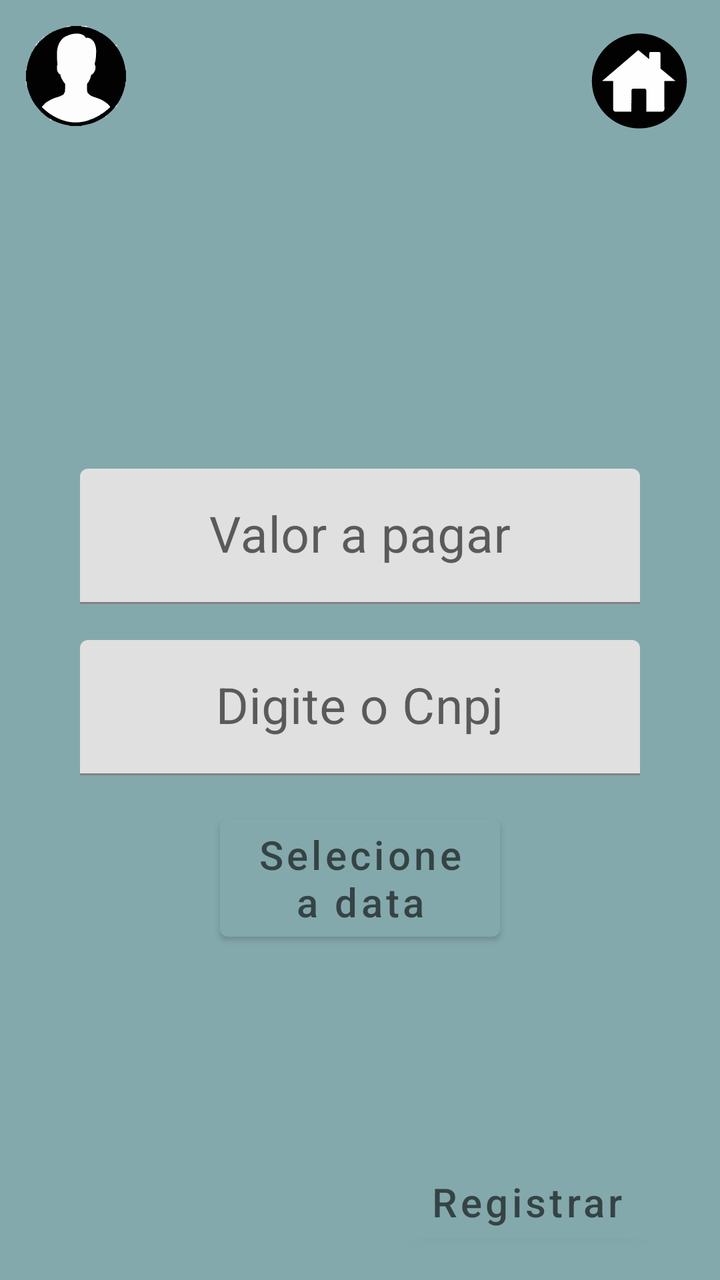
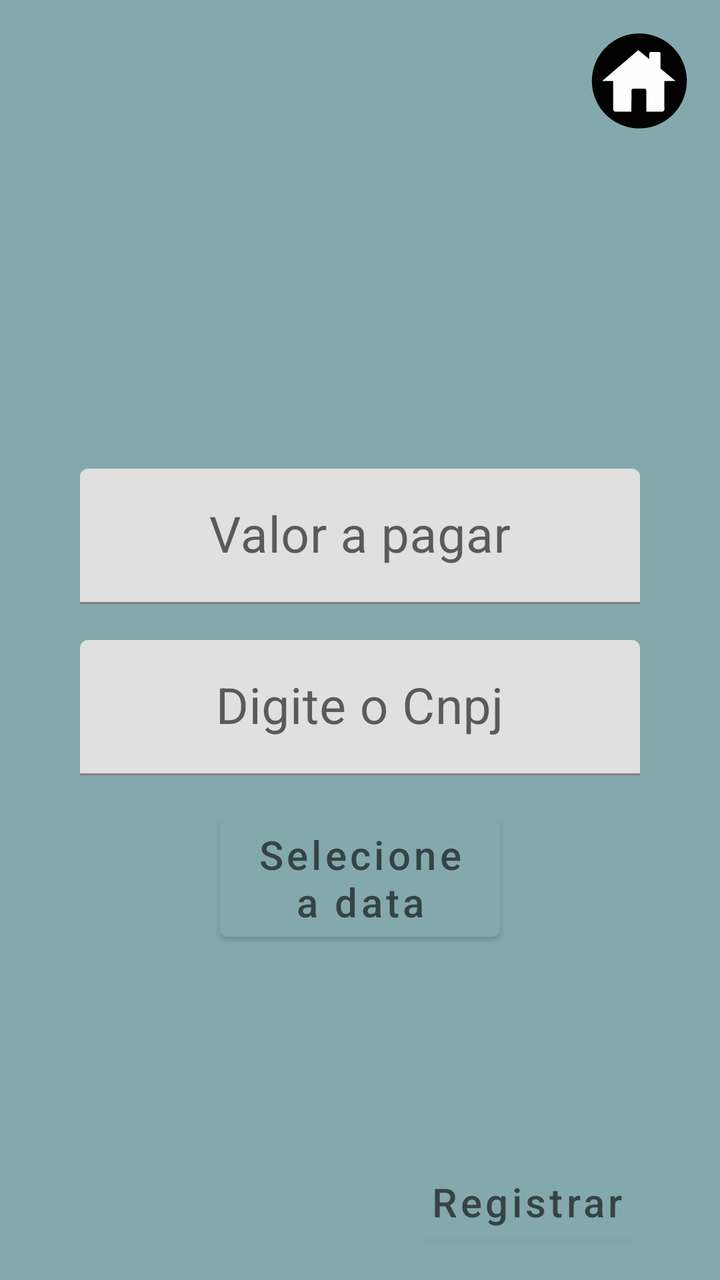

The first picture is an Android layout as it rendered before a commit; the second is the same layout after the commit. The layout source and the unified diff follow.
<!-- AndroidManifest.xml: application theme Theme.GHandApp -->
<!-- res/layout/activity_agendapagamento.xml -->
<?xml version="1.0" encoding="utf-8"?>
<layout
    xmlns:tools="http://schemas.android.com/tools"
    xmlns:android="http://schemas.android.com/apk/res/android"
    xmlns:app="http://schemas.android.com/apk/res-auto">
    <androidx.constraintlayout.widget.ConstraintLayout
        android:layout_width="match_parent"
        android:layout_height="match_parent"
        tools:context=".agenda.agendaPagamento.view.AgendaPagamentoActivity"
        android:background="@color/Weak_green">

        <com.google.android.material.textfield.TextInputLayout
            android:id="@+id/ti_vlueToPay"
            android:layout_width="match_parent"
            android:layout_height="wrap_content"
            android:layout_marginBottom="18dp"
            app:layout_constraintTop_toTopOf="parent"
            app:layout_constraintVertical_chainStyle="packed"
            app:layout_constraintBottom_toTopOf="@+id/ti_cnpj">

            <EditText
                android:id="@+id/valueToPay"
                android:layout_width="match_parent"
                android:layout_height="wrap_content"
                android:hint="@string/valueToPay"
                android:textSize="25sp"
                android:layout_marginHorizontal="40dp"
                android:gravity="center"/>

        </com.google.android.material.textfield.TextInputLayout>

        <com.google.android.material.textfield.TextInputLayout
            android:id="@+id/ti_dateTime"
            android:layout_width="match_parent"
            android:layout_height="wrap_content"
            android:layout_marginTop="16dp"
            app:layout_constraintEnd_toEndOf="parent"
            app:layout_constraintHorizontal_bias="0.0"
            app:layout_constraintStart_toStartOf="parent"
            app:layout_constraintTop_toBottomOf="@id/ti_cnpj">

            <Button
                android:id="@+id/dateAgendaPag"
                android:layout_width="140dp"
                android:layout_height="wrap_content"
                android:layout_gravity="center"
                android:hint="Selecione a data"
                android:textSize="20sp"
                />


        </com.google.android.material.textfield.TextInputLayout>



        <com.google.android.material.textfield.TextInputLayout
            android:id="@+id/ti_cnpj"
            android:layout_width="match_parent"
            android:layout_height="wrap_content"
            android:layout_marginBottom="18dp"
            app:layout_constraintStart_toStartOf="parent"
            app:layout_constraintEnd_toEndOf="parent"
            app:layout_constraintTop_toBottomOf="@id/ti_vlueToPay"
            app:layout_constraintBottom_toBottomOf="parent">
            <EditText
                android:id="@+id/cnpj_digite"
                android:layout_width="match_parent"
                android:layout_height="wrap_content"
                android:hint="@string/digite_cnpj"
                android:textSize="25sp"
                android:gravity="center"
                android:layout_marginHorizontal="40dp"
                />

        </com.google.android.material.textfield.TextInputLayout>

        <Button
            android:id="@+id/registerAgendaPagamento"
            android:layout_width="wrap_content"
            android:layout_height="wrap_content"
            android:layout_marginBottom="15dp"
            android:layout_marginEnd="32dp"
            android:hint="@string/register"
            android:textSize="20sp"
            android:elevation="8dp"
            app:layout_constraintEnd_toEndOf="parent"
            app:layout_constraintBottom_toBottomOf="parent"
            />

        <ImageButton
            android:id="@+id/icon_home"
            android:layout_width="60dp"
            android:layout_height="60dp"
            android:background="@drawable/home_icon_vector"
            app:layout_constraintTop_toTopOf="parent"
            app:layout_constraintEnd_toEndOf="parent"
            android:layout_margin="10dp"
            />

        <ImageButton
            android:id="@+id/icon_profile"
            android:layout_width="50dp"
            android:layout_height="50dp"
            android:background="@drawable/oip"
            android:layout_margin="13dp"
            app:layout_constraintStart_toStartOf="parent"
            app:layout_constraintTop_toTopOf="parent"/>

        <ProgressBar
            android:id="@+id/pb_loading"
            android:layout_width="wrap_content"
            android:layout_height="wrap_content"
            android:visibility="gone"
            app:layout_constraintBottom_toBottomOf="parent"
            app:layout_constraintEnd_toEndOf="parent"
            app:layout_constraintStart_toStartOf="parent"
            app:layout_constraintTop_toTopOf="parent" />

    </androidx.constraintlayout.widget.ConstraintLayout>
</layout>
<!-- resources referenced by this layout -->
<resources>
  <color name="Weak_green">#84A9AC</color>
  <!-- drawable home_icon_vector: vector/xml drawable (drawable, 34167 chars, omitted) -->
  <!-- drawable oip: vector/xml drawable (drawable, 16375 chars, omitted) -->
  <string name="digite_cnpj">Digite o Cnpj</string>
  <string name="register">Registrar</string>
  <string name="valueToPay">Valor a pagar</string>
  <style name="Theme.GHandApp" parent="Theme.MaterialComponents.DayNight.NoActionBar">
          
          <item name="colorPrimary">@color/Weak_green</item>
          <item name="colorPrimaryVariant">@color/purple_700</item>
          <item name="colorOnPrimary">@color/white</item>
          
          <item name="colorSecondary">@color/teal_200</item>
          <item name="colorSecondaryVariant">@color/teal_700</item>
          <item name="colorOnSecondary">@color/black</item>
          
          <item name="android:statusBarColor" tools:targetApi="l">?attr/colorPrimaryVariant</item>
          
      </style>
  <color name="purple_700">#FF3700B3</color>
  <color name="white">#FFFFFFFF</color>
  <color name="teal_200">#FF03DAC5</color>
  <color name="teal_700">#FF018786</color>
  <color name="black">#FF000000</color>
</resources>

<!-- the commit's change to res/layout/activity_agendapagamento.xml (unified diff, before → after) -->
@@ -97,14 +97,7 @@
             android:layout_margin="10dp"
             />
 
-        <ImageButton
-            android:id="@+id/icon_profile"
-            android:layout_width="50dp"
-            android:layout_height="50dp"
-            android:background="@drawable/oip"
-            android:layout_margin="13dp"
-            app:layout_constraintStart_toStartOf="parent"
-            app:layout_constraintTop_toTopOf="parent"/>
+
 
         <ProgressBar
             android:id="@+id/pb_loading"
<!-- resource entries referenced after the edit -->
@@ -2,7 +2,6 @@
 <resources>
   <color name="Weak_green">#84A9AC</color>
   <!-- drawable home_icon_vector: vector/xml drawable (drawable, 34167 chars, omitted) -->
-  <!-- drawable oip: vector/xml drawable (drawable, 16375 chars, omitted) -->
   <string name="digite_cnpj">Digite o Cnpj</string>
   <string name="register">Registrar</string>
   <string name="valueToPay">Valor a pagar</string>
